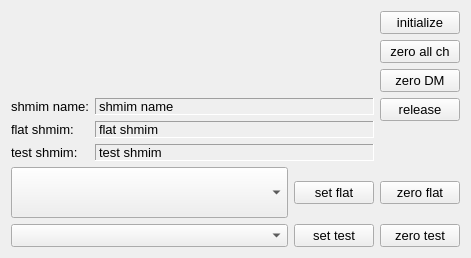
magao-x/MagAOX, file gui/widgets/dmCtrl/dmCtrl.ui: the form before one commit.
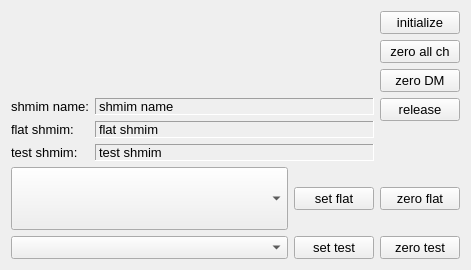
The form after the commit. Icons and pictures are not drawn. Custom widgets are drawn as their Qt base class.

```diff
--- a/gui/widgets/dmCtrl/dmCtrl.ui
+++ b/gui/widgets/dmCtrl/dmCtrl.ui
@@ -7,7 +7,7 @@
     <x>0</x>
     <y>0</y>
     <width>471</width>
-    <height>258</height>
+    <height>270</height>
    </rect>
   </property>
   <property name="windowTitle">
```
Left out of the diff: 4 changed lines with no effect on the pictures.
